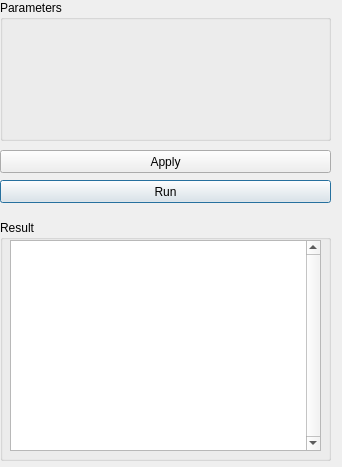
The window that source/Goldenberry/widgets/optimization/GbTildaWidget.ui (narg95/goldenberry) describes before a commit, drawn with Qt 5.
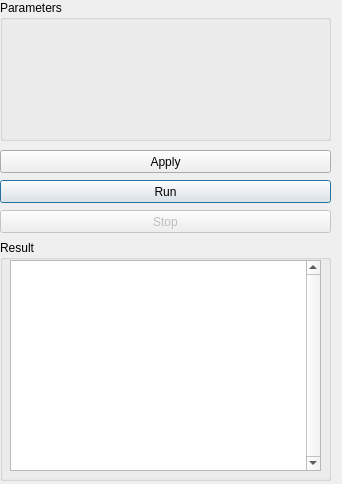
The same window after the commit.

Commit message: stop option included

```diff
--- a/source/Goldenberry/widgets/optimization/GbTildaWidget.ui
+++ b/source/Goldenberry/widgets/optimization/GbTildaWidget.ui
@@ -11,7 +11,7 @@
     <x>0</x>
     <y>0</y>
     <width>342</width>
-    <height>467</height>
+    <height>484</height>
    </rect>
   </property>
   <property name="windowTitle">
@@ -40,7 +40,7 @@
    <property name="geometry">
     <rect>
      <x>0</x>
-     <y>220</y>
+     <y>240</y>
      <width>331</width>
      <height>241</height>
     </rect>
@@ -88,6 +88,22 @@
     <string>Apply</string>
    </property>
   </widget>
+  <widget class="QPushButton" name="stopButton">
+   <property name="enabled">
+    <bool>false</bool>
+   </property>
+   <property name="geometry">
+    <rect>
+     <x>0</x>
+     <y>210</y>
+     <width>331</width>
+     <height>23</height>
+    </rect>
+   </property>
+   <property name="text">
+    <string>Stop</string>
+   </property>
+  </widget>
  </widget>
  <resources/>
  <connections/>
```
The commit also changes 8 other files.
